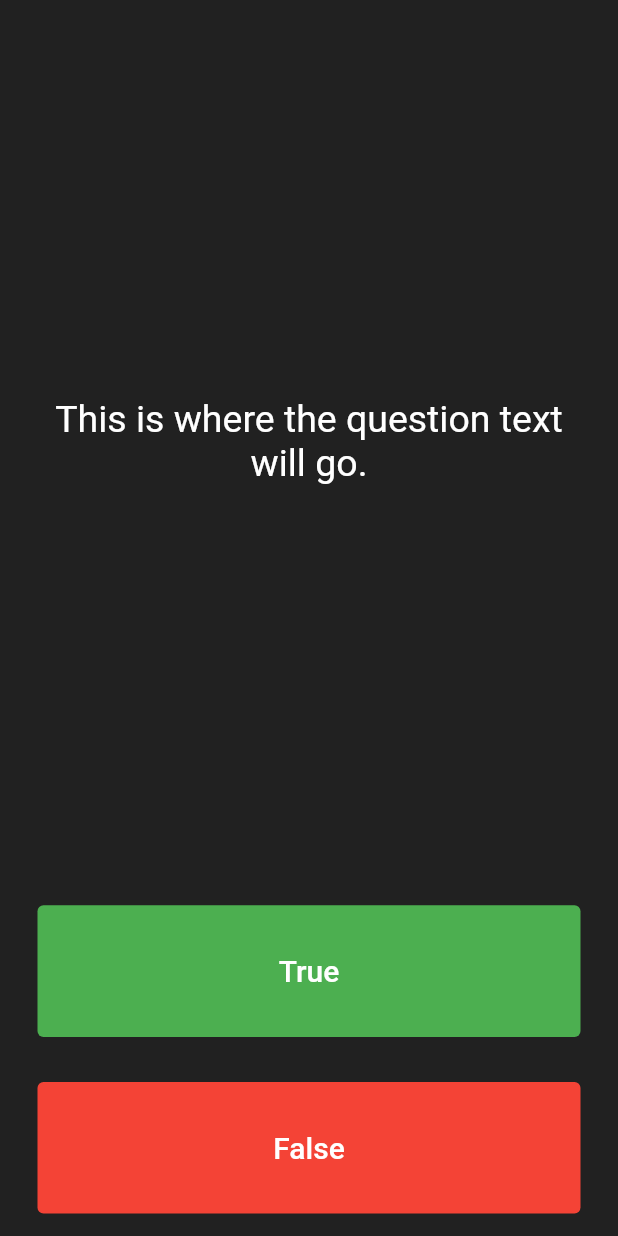
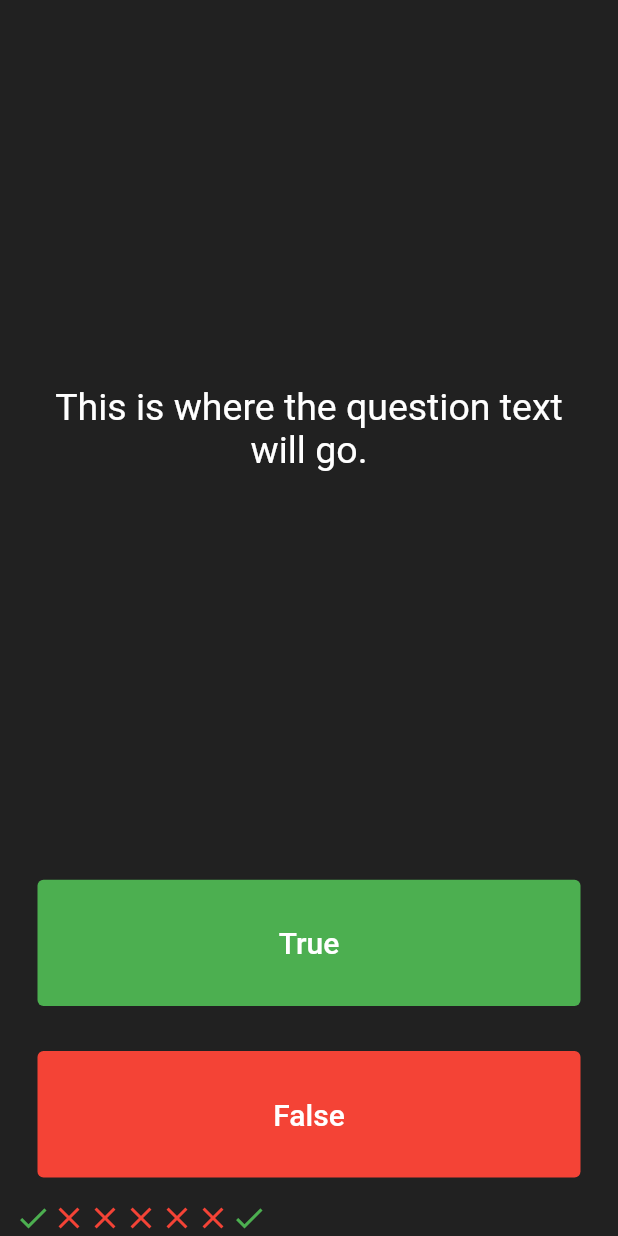
Before and after one commit to kavinsky-spy/quizz-flutter, a Flutter app: the screen it shows after launch, after a tap on "True", on a phone screen of 412 x 824 dp. Run offline on Flutter 3.47's test engine with Material 2 defaults, Android fonts, the phone set to English and light mode, and no system bars.

Commit message:
move icons to list and set state within true button

```diff
--- a/lib/main.dart
+++ b/lib/main.dart
@@ -25,6 +25,33 @@
 }
 
 class _QuizPageState extends State<QuizPage> {
+  List<Widget> scoreKeeper = [
+    Icon(
+      Icons.check,
+      color: Colors.green,
+    ),
+    Icon(
+      Icons.close,
+      color: Colors.red,
+    ),
+    Icon(
+      Icons.close,
+      color: Colors.red,
+    ),
+    Icon(
+      Icons.close,
+      color: Colors.red,
+    ),
+    Icon(
+      Icons.close,
+      color: Colors.red,
+    ),
+    Icon(
+      Icons.close,
+      color: Colors.red,
+    ),
+  ];
+
   @override
   Widget build(BuildContext context) {
     return Column(
@@ -62,6 +89,11 @@
               ),
               onPressed: () {
                 //The user picked true.
+                setState(() {
+                  scoreKeeper.add(
+                    Icon(Icons.check, color: Colors.green),
+                  );
+                });
               },
             ),
           ),
@@ -85,7 +117,9 @@
             ),
           ),
         ),
-        //TODO: Add a Row here as your score keeper
+        Row(
+          children: scoreKeeper,
+        )
       ],
     );
   }
```
